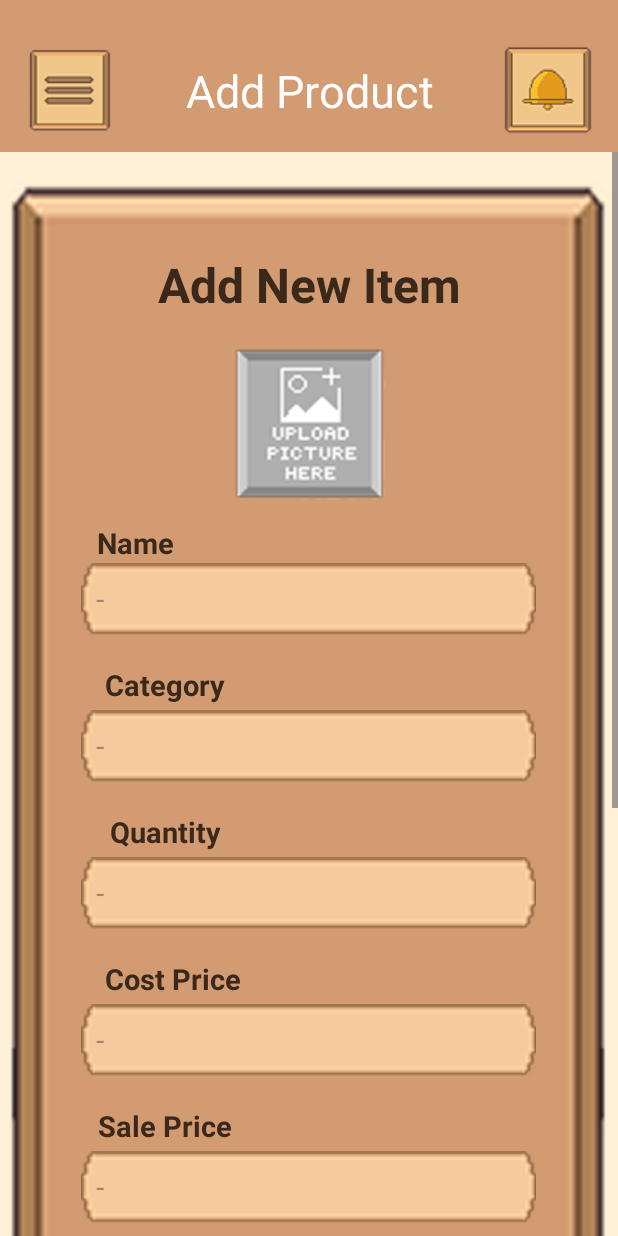
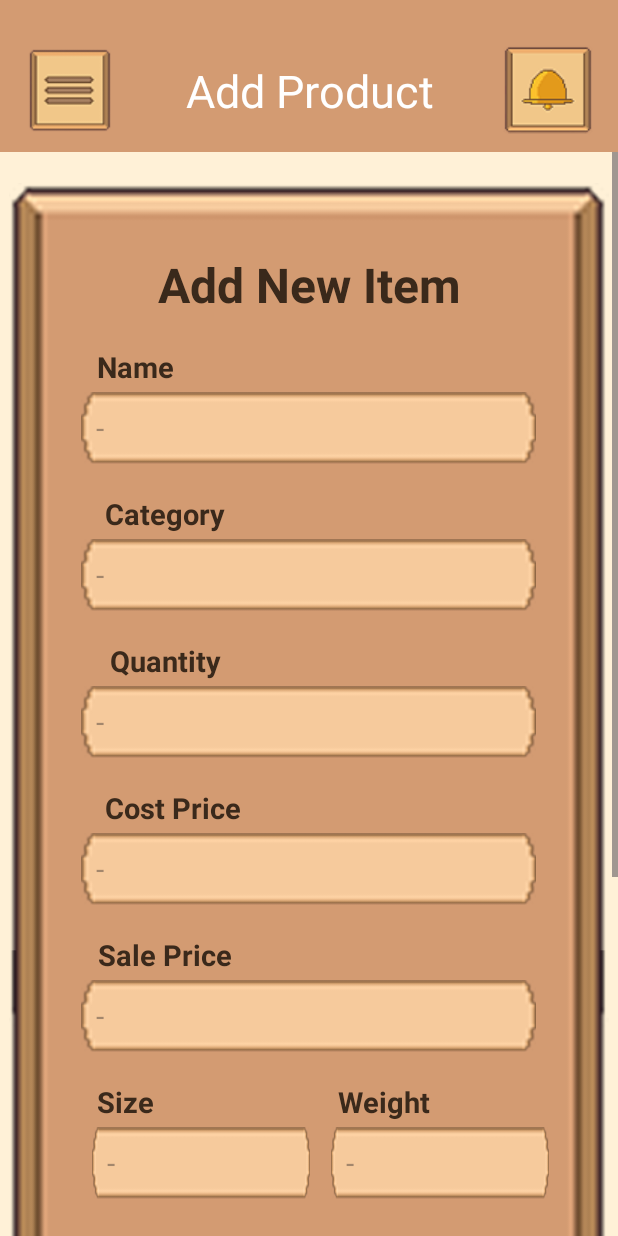
Before and after one commit to Mojojojo-and-Powerpuff-Girls/bentory, an Android app: the AddProduct screen opened directly, with no data from a screen before it, on a phone screen of 412 x 824 dp. Run offline under Robolectric (Android 15) with nearby library versions, the phone set to English and light mode, and no system bars; our stand-ins replace Firebase (no records; nobody signed in at launch, a user with empty details on screens opened directly); libraries missing offline, so code that uses them is left out: com.google.zxing.integration, com.journeyapps.barcodescanner; Roboto replaces fonts that are not available here; 2 statements that could not run were skipped.

Commit message:
Add Products Logic, Barcode Scanner, Validation, Comments

```diff
--- a/app/build.gradle.kts
+++ b/app/build.gradle.kts
@@ -34,6 +34,7 @@ android {
 
 dependencies {
 
+    implementation("com.journeyapps:zxing-android-embedded:4.3.0")
     implementation(libs.appcompat)
     implementation(libs.material)
     implementation(libs.activity)
--- a/app/src/main/AndroidManifest.xml
+++ b/app/src/main/AndroidManifest.xml
@@ -12,6 +12,11 @@
         android:supportsRtl="true"
         android:theme="@style/Theme.Bentory_app"
         tools:targetApi="31">
+        <activity
+            android:name="com.journeyapps.barcodescanner.CaptureActivity"
+            android:screenOrientation="portrait"
+            android:theme="@style/zxing_CaptureTheme"
+            tools:replace="android:screenOrientation" />
         <activity
             android:name=".activities.AddProduct"
             android:exported="false" />
--- a/app/src/main/java/com/example/bentory_app/repository/ProductRepository.java
+++ b/app/src/main/java/com/example/bentory_app/repository/ProductRepository.java
@@ -54,7 +54,7 @@ public class ProductRepository {
     }
 
 
-    // Method to add a new product to Firebase Realtime Database
+    // 1. Method to add a new product to Firebase Realtime Database
     // WHY: This method handles saving the product data to Firebase under a unique key.
     public void addProduct (ProductModel product) {
 
--- a/app/src/main/java/com/example/bentory_app/viewmodel/ProductViewModel.java
+++ b/app/src/main/java/com/example/bentory_app/viewmodel/ProductViewModel.java
@@ -21,7 +21,7 @@ public class ProductViewModel extends ViewModel {
     }
 
 
-    // Method to add a new product through the repository, this method acts as a middle layer between the UI and
+    // 1. Method to add a new product through the repository, this method acts as a middle layer between the UI and
     // the repo, delegating the actual database operation to the repository to maintain a clean separation of concerns.
     public void addProduct (ProductModel product) {
         // Step 1: Pass the product object to the repository for saving to the database.
--- a/app/src/main/res/layout/activity_add_product.xml
+++ b/app/src/main/res/layout/activity_add_product.xml
@@ -79,7 +79,7 @@
                     android:id="@+id/backgroundImage"
                     android:layout_centerInParent="true"
                     android:layout_width="400dp"
-                    android:layout_height="1150dp"
+                    android:layout_height="1020dp"
                     android:layout_alignParentTop="true"
                     android:layout_marginTop="15dp"
                     android:layout_marginBottom="10dp"
@@ -103,26 +103,14 @@
                     android:textSize="32sp"
                     android:textStyle="bold" />
 
-                <ImageButton
-                    android:id="@+id/uploadPicBtn"
-                    android:layout_width="101dp"
-                    android:layout_height="102dp"
-                    android:layout_below="@+id/title"
-                    android:layout_centerInParent="true"
-                    android:layout_marginTop="20dp"
-                    android:background="@android:color/transparent"
-                    android:contentDescription="Upload Picture"
-                    android:scaleType="fitXY"
-                    app:srcCompat="@drawable/upload_picture_btn" />
-
                 <TextView
                     android:id="@+id/name"
                     android:layout_width="129dp"
                     android:layout_height="wrap_content"
-                    android:layout_below="@+id/uploadPicBtn"
+                    android:layout_below="@+id/title"
                     android:layout_centerInParent="false"
                     android:layout_marginLeft="20dp"
-                    android:layout_marginTop="15dp"
+                    android:layout_marginTop="20dp"
                     android:fontFamily="@font/pixelify_sans"
                     android:text="Name"
                     android:textAlignment="center"
@@ -246,10 +234,11 @@
                     android:id="@+id/newItemName"
                     android:layout_width="303dp"
                     android:layout_height="48dp"
-                    android:layout_below="@+id/uploadPicBtn"
+                    android:layout_below="@+id/title"
                     android:layout_centerInParent="true"
-                    android:layout_marginTop="42dp"
+                    android:layout_marginTop="50dp"
                     android:textSize="20dp"
+                    android:textColor="#000000"
                     android:padding="10dp"
                     android:background="@drawable/add_item_edit_box"
                     android:hint="-" />
@@ -263,6 +252,7 @@
                     android:layout_centerInParent="true"
                     android:textSize="20dp"
                     android:padding="10dp"
+                    android:textColor="#000000"
                     android:background="@drawable/add_item_edit_box"
                     android:hint="-" />
 
@@ -275,6 +265,7 @@
                     android:layout_marginTop="50dp"
                     android:padding="10dp"
                     android:textSize="20dp"
+                    android:textColor="#000000"
                     android:background="@drawable/add_item_edit_box"
                     android:inputType="number"
                     android:hint="-"/>
@@ -288,6 +279,7 @@
                     android:layout_marginTop="50dp"
                     android:padding="10dp"
                     android:textSize="20dp"
+                    android:textColor="#000000"
                     android:background="@drawable/add_item_edit_box"
                     android:inputType="numberDecimal"
                     android:hint="-"/>
@@ -301,6 +293,7 @@
                     android:layout_marginTop="50dp"
                     android:padding="10dp"
                     android:textSize="20dp"
+                    android:textColor="#000000"
                     android:background="@drawable/add_item_edit_box"
                     android:inputType="numberDecimal"
                     android:hint="-"/>
@@ -315,6 +308,7 @@
                     android:layout_marginLeft="56dp"
                     android:padding="10dp"
                     android:textSize="20dp"
+                    android:textColor="#000000"
                     android:background="@drawable/add_item_edit_box"
                     android:hint="-"/>
 
@@ -328,6 +322,7 @@
                     android:layout_marginLeft="215dp"
                     android:padding="10dp"
                     android:textSize="20dp"
+                    android:textColor="#000000"
                     android:background="@drawable/add_item_edit_box"
                     tools:ignore="SpeakableTextPresent"
                     android:hint="-"/>
@@ -341,6 +336,7 @@
                     android:layout_marginTop="50dp"
                     android:padding="10dp"
                     android:textSize="20dp"
+                    android:textColor="#000000"
                     android:background="@drawable/add_item_edit_box"
                     android:hint="-"/>
 
@@ -354,6 +350,7 @@
                     android:layout_marginLeft="56dp"
                     android:padding="10dp"
                     android:textSize="20dp"
+                    android:textColor="#000000"
                     android:background="@drawable/add_item_edit_box"
                     android:hint="-" />
 
```
Also changed, not shown: app/src/main/java/com/example/bentory_app/activities/AddProduct.java (+79 -9 lines), app/src/main/java/com/example/bentory_app/model/ProductModel.java (+5 -3 lines).
